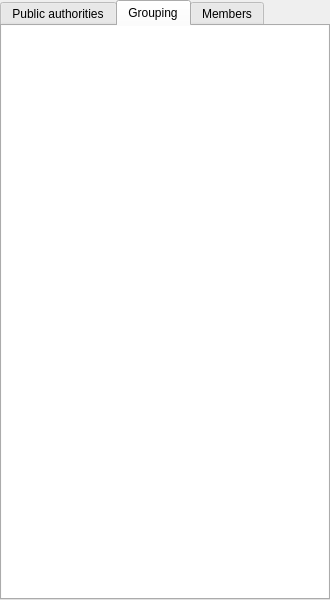
The window that views/authorityview.ui (caxapyk/pa-decision) describes before a commit, drawn with Qt 5.
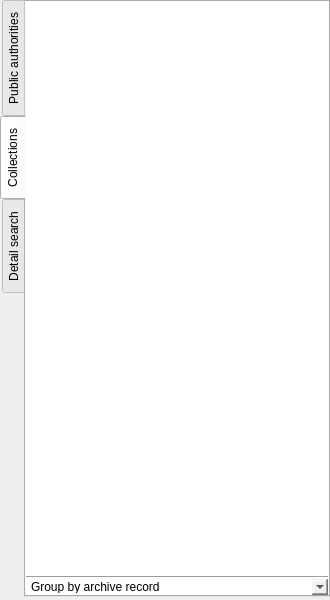
The same window after the commit. The open tabs and pages were chosen to show the change. Icons and pictures are not drawn.

```diff
--- a/views/authorityview.ui
+++ b/views/authorityview.ui
@@ -12,7 +12,7 @@
   </property>
   <property name="minimumSize">
    <size>
-    <width>330</width>
+    <width>300</width>
     <height>0</height>
    </size>
   </property>
@@ -33,13 +33,28 @@
     <number>0</number>
    </property>
    <property name="bottomMargin">
-    <number>0</number>
+    <number>3</number>
    </property>
    <item>
     <widget class="QTabWidget" name="tabWidget">
+     <property name="tabPosition">
+      <enum>QTabWidget::West</enum>
+     </property>
+     <property name="tabShape">
+      <enum>QTabWidget::Rounded</enum>
+     </property>
      <property name="currentIndex">
       <number>0</number>
      </property>
+     <property name="elideMode">
+      <enum>Qt::ElideNone</enum>
+     </property>
+     <property name="documentMode">
+      <bool>false</bool>
+     </property>
+     <property name="tabBarAutoHide">
+      <bool>false</bool>
+     </property>
      <widget class="QWidget" name="tab_pa">
       <attribute name="title">
        <string>Public authorities</string>
@@ -101,9 +116,12 @@
      </widget>
      <widget class="QWidget" name="tab_grouping">
       <attribute name="title">
-       <string>Grouping</string>
+       <string>Collections</string>
       </attribute>
       <layout class="QVBoxLayout" name="verticalLayout_2">
+       <property name="spacing">
+        <number>0</number>
+       </property>
        <property name="leftMargin">
         <number>0</number>
        </property>
@@ -126,20 +144,76 @@
          </property>
          <property name="minimumSize">
           <size>
-           <width>200</width>
-           <height>200</height>
+           <width>0</width>
+           <height>0</height>
           </size>
          </property>
          <property name="frameShape">
           <enum>QFrame::NoFrame</enum>
          </property>
+         <property name="frameShadow">
+          <enum>QFrame::Raised</enum>
+         </property>
+        </widget>
+       </item>
+       <item>
+        <widget class="QFrame" name="frame">
+         <property name="autoFillBackground">
+          <bool>false</bool>
+         </property>
+         <property name="frameShape">
+          <enum>QFrame::HLine</enum>
+         </property>
+         <property name="frameShadow">
+          <enum>QFrame::Sunken</enum>
+         </property>
+        </widget>
+       </item>
+       <item>
+        <widget class="QComboBox" name="cB_collection">
+         <property name="layoutDirection">
+          <enum>Qt::LeftToRight</enum>
+         </property>
+         <property name="styleSheet">
+          <string notr="true">border:0px;</string>
+         </property>
+         <property name="frame">
+          <bool>false</bool>
+         </property>
+         <item>
+          <property name="text">
+           <string>Group by archive record</string>
+          </property>
+          <property name="icon">
+           <iconset resource="../resources.qrc">
+            <normaloff>:/icons/icons/record-16.png</normaloff>:/icons/icons/record-16.png</iconset>
+          </property>
+         </item>
+         <item>
+          <property name="text">
+           <string>Group by year</string>
+          </property>
+          <property name="icon">
+           <iconset resource="../resources.qrc">
+            <normaloff>:/icons/icons/calendar-16.png</normaloff>:/icons/icons/calendar-16.png</iconset>
+          </property>
+         </item>
+         <item>
+          <property name="text">
+           <string>Group by memebers</string>
+          </property>
+          <property name="icon">
+           <iconset resource="../resources.qrc">
+            <normaloff>:/icons/icons/members-16.png</normaloff>:/icons/icons/members-16.png</iconset>
+          </property>
+         </item>
         </widget>
        </item>
       </layout>
      </widget>
      <widget class="QWidget" name="tab_3">
       <attribute name="title">
-       <string>Members</string>
+       <string>Detail search</string>
       </attribute>
       <layout class="QVBoxLayout" name="verticalLayout_4">
        <property name="leftMargin">
```
Left out of the diff: 32 changed lines with no effect on the pictures.
